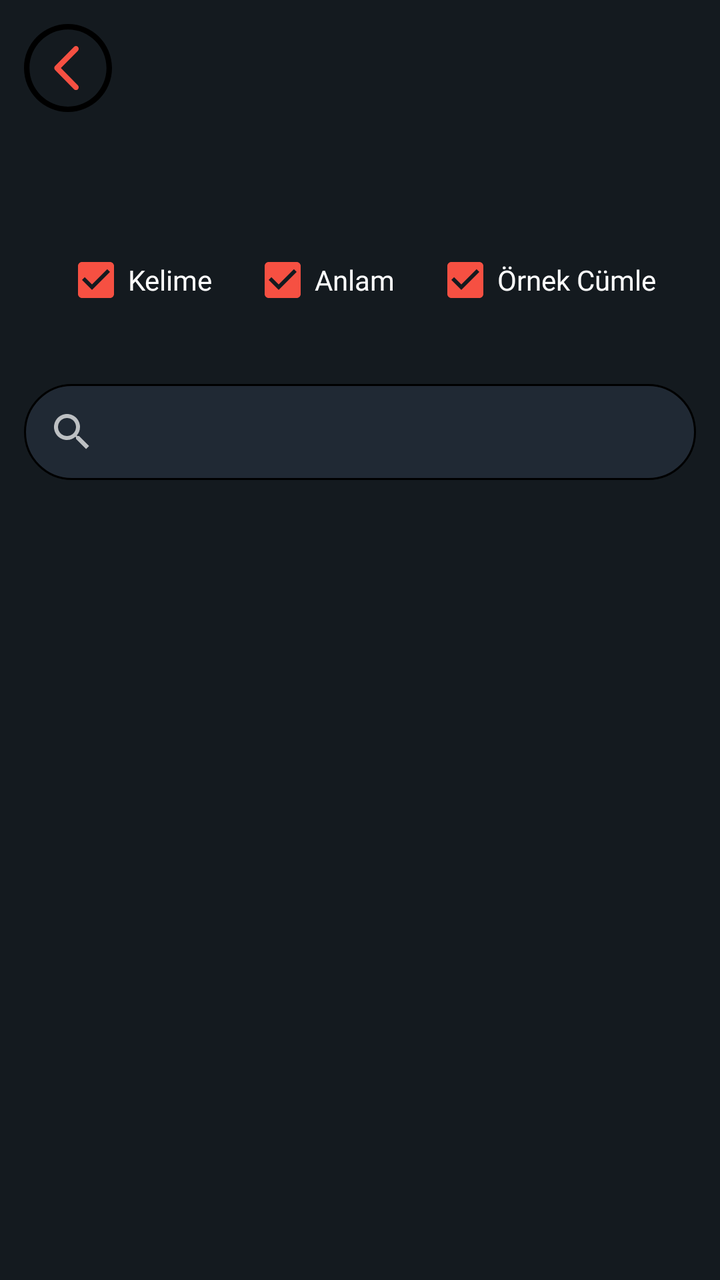
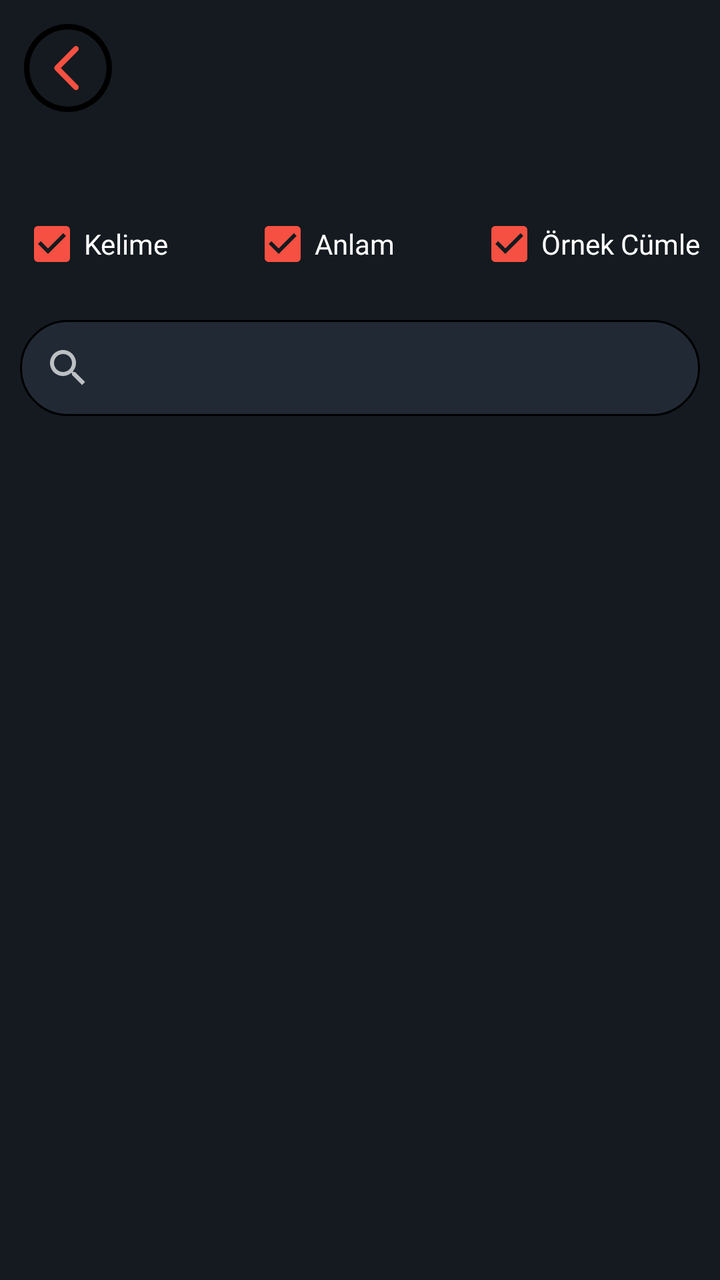

Two renders of the same Android screen: before a commit and after it. Below are the layout's source before the change and the commit's diff.
<!-- AndroidManifest.xml: application theme Theme.YabanciDilKelimeHaznesi6 -->
<!-- res/layout/fragment_word_list.xml -->
<?xml version="1.0" encoding="utf-8"?>
<FrameLayout xmlns:android="http://schemas.android.com/apk/res/android"
             xmlns:tools="http://schemas.android.com/tools"
             android:layout_width="match_parent"
             android:layout_height="match_parent"
             tools:context=".activity.FragmentWordList">

    <androidx.constraintlayout.widget.ConstraintLayout
        xmlns:app="http://schemas.android.com/apk/res-auto"
        android:layout_width="match_parent"
        android:layout_height="match_parent"
        android:background="@color/theme_primary_color"
        android:orientation="vertical">


        <CheckBox
            android:id="@+id/wordExampleCheckBox"
            android:layout_width="wrap_content"
            android:layout_height="wrap_content"
            android:layout_marginTop="30dp"
            android:layout_marginEnd="32dp"
            android:buttonTint="@color/theme_orange_color"
            android:checked="true"
            android:fontFamily="@font/sarala_bold"
            android:text="@string/checkbox_ornek"
            android:textColor="@color/white"
            app:layout_constraintBottom_toTopOf="@+id/searchViewLayout"
            app:layout_constraintEnd_toEndOf="parent"
            app:layout_constraintTop_toBottomOf="@+id/kelimeAraBackButton" />

        <CheckBox
            android:id="@+id/wordMeaningCheckBox"
            android:layout_width="wrap_content"
            android:layout_height="wrap_content"
            android:layout_marginStart="16dp"
            android:layout_marginEnd="16dp"
            android:checked="true"
            android:fontFamily="@font/sarala_bold"
            android:text="@string/checkbox_anlam"
            android:textColor="@color/white"
            android:buttonTint="@color/theme_orange_color"
            app:layout_constraintBottom_toBottomOf="@+id/wordExampleCheckBox"
            app:layout_constraintEnd_toStartOf="@+id/wordExampleCheckBox"
            app:layout_constraintHorizontal_bias="0.468"
            app:layout_constraintStart_toEndOf="@+id/wordItCheckBox" />

        <CheckBox
            android:id="@+id/wordItCheckBox"
            android:layout_width="wrap_content"
            android:layout_height="wrap_content"
            android:layout_marginStart="32dp"
            android:checked="true"
            android:fontFamily="@font/sarala_bold"
            android:text="@string/checkbox_kelime"
            android:textColor="@color/white"
            android:buttonTint="@color/theme_orange_color"
            app:layout_constraintBottom_toBottomOf="@+id/wordMeaningCheckBox"
            app:layout_constraintStart_toStartOf="parent" />

        <ImageButton
            android:id="@+id/kelimeAraBackButton"
            android:layout_width="48dp"
            android:layout_height="48dp"
            android:background="@null"
            android:src="@drawable/ic_button_back"
            android:layout_marginStart="@dimen/back_button_frame_margin_top_and_start"
            android:layout_marginTop="@dimen/back_button_frame_margin_top_and_start"
            app:layout_constraintStart_toStartOf="parent"
            app:layout_constraintTop_toTopOf="parent"
            tools:ignore="ContentDescription,SpeakableTextPresentCheck"
        />


        <androidx.appcompat.widget.LinearLayoutCompat
            android:id="@+id/searchViewLayout"
            android:layout_width="match_parent"
            android:layout_height="wrap_content"
            android:layout_marginStart="12dp"
            android:layout_marginEnd="12dp"
            android:layout_marginBottom="10dp"
            android:background="@drawable/roundedcorner"
            app:layout_constraintBottom_toTopOf="@+id/nestedScrollView"
            app:layout_constraintEnd_toEndOf="parent"
            app:layout_constraintStart_toStartOf="parent">

            <androidx.appcompat.widget.SearchView
                android:id="@+id/searchViewKelime"
                android:layout_width="match_parent"
                android:layout_height="wrap_content"
                android:iconifiedByDefault="false"
                app:layout_constraintBottom_toTopOf="@+id/list_view"
                app:layout_constraintEnd_toEndOf="parent"
                app:layout_constraintStart_toStartOf="parent">

            </androidx.appcompat.widget.SearchView>
        </androidx.appcompat.widget.LinearLayoutCompat>

        <androidx.core.widget.NestedScrollView
            android:id="@+id/nestedScrollView"
            android:layout_width="match_parent"
            android:layout_height="match_parent"
            android:layout_marginTop="250dp"
            android:background="@null"
            android:backgroundTint="@null"
            app:layout_constraintEnd_toEndOf="parent"
            app:layout_constraintStart_toStartOf="parent"
            app:layout_constraintTop_toTopOf="parent">

            <LinearLayout
                android:layout_width="match_parent"
                android:layout_height="match_parent"
                android:orientation="vertical">

                <androidx.recyclerview.widget.RecyclerView
                    android:id="@+id/wordListRcv"
                    android:layout_width="match_parent"
                    android:layout_height="match_parent"

                />
            </LinearLayout>
        </androidx.core.widget.NestedScrollView>
    </androidx.constraintlayout.widget.ConstraintLayout>



</FrameLayout>
<!-- resources referenced by this layout -->
<resources>
  <color name="theme_orange_color">#F65042</color>
  <color name="theme_primary_color">#141A1F</color>
  <color name="white">#FFFFFFFF</color>
  <dimen name="back_button_frame_margin_top_and_start">10dp</dimen>
  <!-- drawable ic_button_back (drawable) -->
  <vector android:height="44dp" android:viewportHeight="384.97"
      android:viewportWidth="384.97" android:width="44dp" xmlns:android="http://schemas.android.com/apk/res/android">
      <path android:fillColor="#FF000000" android:pathData="M192.485,0C86.185,0 0,86.185 0,192.485C0,298.797 86.173,384.97 192.485,384.97S384.97,298.797 384.97,192.485C384.97,86.185 298.797,0 192.485,0zM192.485,361.282c-92.874,0 -168.424,-75.923 -168.424,-168.797S99.611,24.061 192.485,24.061s168.424,75.55 168.424,168.424S285.359,361.282 192.485,361.282z"/>
      <path android:fillColor="@color/theme_orange_color" android:pathData="M235.878,99.876c-4.704,-4.74 -12.319,-4.74 -17.011,0l-83.009,84.2c-4.572,4.62 -4.584,12.56 0,17.191l82.997,84.2c4.704,4.74 12.319,4.74 17.011,0c4.704,-4.752 4.704,-12.439 0,-17.191l-74.528,-75.61l74.54,-75.61C240.57,112.315 240.57,104.628 235.878,99.876z"/>
  </vector>
  <!-- drawable roundedcorner (drawable) -->
  <?xml version="1.0" encoding="utf-8"?>
  <shape xmlns:android="http://schemas.android.com/apk/res/android">
      <solid android:color="@color/theme_secondary_color" />
      <corners android:radius="30dp"/>
      <stroke android:color="@color/black"
      android:width="1dp"></stroke>
  </shape>
  <string name="checkbox_anlam">Anlam</string>
  <string name="checkbox_kelime">Kelime</string>
  <string name="checkbox_ornek">Örnek Cümle</string>
  <style name="Theme.YabanciDilKelimeHaznesi6" parent="Theme.MaterialComponents.NoActionBar">
          <item name="android:windowFullscreen">true</item>
          
          <item name="colorPrimary">@color/theme_primary_color</item>
          <item name="colorPrimaryVariant">@color/theme_primary_color</item>
          <item name="colorOnPrimary">@color/theme_primary_color</item>
          
          <item name="colorSecondary">@color/teal_200</item>
          <item name="colorSecondaryVariant">@color/teal_700</item>
          <item name="colorOnSecondary">@color/black</item>
          
          <item name="android:statusBarColor" tools:targetApi="l">?attr/colorPrimaryVariant</item>
          
  
      </style>
  <color name="theme_secondary_color">#202934</color>
  <color name="black">#FF000000</color>
  <color name="teal_200">#FF03DAC5</color>
  <color name="teal_700">#FF018786</color>
</resources>

<!-- the commit's change to res/layout/fragment_word_list.xml (unified diff, before → after) -->
@@ -3,112 +3,107 @@
              xmlns:tools="http://schemas.android.com/tools"
              android:layout_width="match_parent"
              android:layout_height="match_parent"
+             android:background="@color/theme_primary_color"
              tools:context=".activity.FragmentWordList">
 
-    <androidx.constraintlayout.widget.ConstraintLayout
+    <LinearLayout
         xmlns:app="http://schemas.android.com/apk/res-auto"
         android:layout_width="match_parent"
         android:layout_height="match_parent"
-        android:background="@color/theme_primary_color"
+        android:paddingHorizontal="10dp"
         android:orientation="vertical">
-
-
-        <CheckBox
-            android:id="@+id/wordExampleCheckBox"
-            android:layout_width="wrap_content"
-            android:layout_height="wrap_content"
-            android:layout_marginTop="30dp"
-            android:layout_marginEnd="32dp"
-            android:buttonTint="@color/theme_orange_color"
-            android:checked="true"
-            android:fontFamily="@font/sarala_bold"
-            android:text="@string/checkbox_ornek"
-            android:textColor="@color/white"
-            app:layout_constraintBottom_toTopOf="@+id/searchViewLayout"
-            app:layout_constraintEnd_toEndOf="parent"
-            app:layout_constraintTop_toBottomOf="@+id/kelimeAraBackButton" />
-
-        <CheckBox
-            android:id="@+id/wordMeaningCheckBox"
-            android:layout_width="wrap_content"
-            android:layout_height="wrap_content"
-            android:layout_marginStart="16dp"
-            android:layout_marginEnd="16dp"
-            android:checked="true"
-            android:fontFamily="@font/sarala_bold"
-            android:text="@string/checkbox_anlam"
-            android:textColor="@color/white"
-            android:buttonTint="@color/theme_orange_color"
-            app:layout_constraintBottom_toBottomOf="@+id/wordExampleCheckBox"
-            app:layout_constraintEnd_toStartOf="@+id/wordExampleCheckBox"
-            app:layout_constraintHorizontal_bias="0.468"
-            app:layout_constraintStart_toEndOf="@+id/wordItCheckBox" />
-
-        <CheckBox
-            android:id="@+id/wordItCheckBox"
-            android:layout_width="wrap_content"
-            android:layout_height="wrap_content"
-            android:layout_marginStart="32dp"
-            android:checked="true"
-            android:fontFamily="@font/sarala_bold"
-            android:text="@string/checkbox_kelime"
-            android:textColor="@color/white"
-            android:buttonTint="@color/theme_orange_color"
-            app:layout_constraintBottom_toBottomOf="@+id/wordMeaningCheckBox"
-            app:layout_constraintStart_toStartOf="parent" />
-
         <ImageButton
-            android:id="@+id/kelimeAraBackButton"
+            android:id="@+id/backButton"
             android:layout_width="48dp"
             android:layout_height="48dp"
             android:background="@null"
             android:src="@drawable/ic_button_back"
-            android:layout_marginStart="@dimen/back_button_frame_margin_top_and_start"
             android:layout_marginTop="@dimen/back_button_frame_margin_top_and_start"
             app:layout_constraintStart_toStartOf="parent"
             app:layout_constraintTop_toTopOf="parent"
             tools:ignore="ContentDescription,SpeakableTextPresentCheck"
         />
+        <LinearLayout
+            android:id="@+id/checkboxFilterLayout"
+            android:layout_width="match_parent"
+            android:layout_height="wrap_content"
+            android:layout_marginTop="40dp"
+            android:gravity="center"
+        android:orientation="horizontal">
 
 
-        <androidx.appcompat.widget.LinearLayoutCompat
-            android:id="@+id/searchViewLayout"
-            android:layout_width="match_parent"
-            android:layout_height="wrap_content"
-            android:layout_marginStart="12dp"
-            android:layout_marginEnd="12dp"
-            android:layout_marginBottom="10dp"
-            android:background="@drawable/roundedcorner"
-            app:layout_constraintBottom_toTopOf="@+id/nestedScrollView"
-            app:layout_constraintEnd_toEndOf="parent"
-            app:layout_constraintStart_toStartOf="parent">
+            <CheckBox
+                android:id="@+id/wordItCheckBox"
+                android:layout_width="wrap_content"
+                android:layout_height="wrap_content"
+                android:checked="true"
+                android:fontFamily="@font/sarala_bold"
+                android:text="@string/checkbox_kelime"
+                android:textColor="@color/white"
+                android:buttonTint="@color/theme_orange_color"
+            />
+            <View android:layout_width="0dp" android:layout_height="1dp"
+                  android:layout_weight="1"/>
+            <CheckBox
+                android:id="@+id/wordMeaningCheckBox"
+                android:layout_width="wrap_content"
+                android:layout_height="wrap_content"
+                android:checked="true"
+                android:fontFamily="@font/sarala_bold"
+                android:text="@string/checkbox_anlam"
+                android:textColor="@color/white"
+                android:buttonTint="@color/theme_orange_color"
+            />
+            <View android:layout_width="0dp" android:layout_height="1dp"
+                  android:layout_weight="1"/>
+
+            <CheckBox
+                android:id="@+id/wordExampleCheckBox"
+                android:layout_width="wrap_content"
+                android:layout_height="wrap_content"
+                android:buttonTint="@color/theme_orange_color"
+                android:checked="true"
+                android:fontFamily="@font/sarala_bold"
+                android:text="@string/checkbox_ornek"
+                android:textColor="@color/white"
+            />
+
+        </LinearLayout>
+
+
+
+
+
+
+
 
             <androidx.appcompat.widget.SearchView
-                android:id="@+id/searchViewKelime"
+                android:id="@+id/searchView"
                 android:layout_width="match_parent"
                 android:layout_height="wrap_content"
-                android:iconifiedByDefault="false"
-                app:layout_constraintBottom_toTopOf="@+id/list_view"
-                app:layout_constraintEnd_toEndOf="parent"
-                app:layout_constraintStart_toStartOf="parent">
+                android:layout_marginTop="14dp"
+                android:background="@drawable/roundedcorner"
+                app:queryBackground="@null"
+                android:iconifiedByDefault="false">
 
             </androidx.appcompat.widget.SearchView>
-        </androidx.appcompat.widget.LinearLayoutCompat>
 
+        <include
+            android:id="@+id/noWordLayout"
+            android:visibility="gone"
+            android:layout_height="wrap_content"
+            android:layout_width="match_parent"
+            android:layout_marginTop="100dp"
+            layout="@layout/no_word_layout"/>
         <androidx.core.widget.NestedScrollView
             android:id="@+id/nestedScrollView"
             android:layout_width="match_parent"
-            android:layout_height="match_parent"
-            android:layout_marginTop="250dp"
-            android:background="@null"
-            android:backgroundTint="@null"
-            app:layout_constraintEnd_toEndOf="parent"
-            app:layout_constraintStart_toStartOf="parent"
-            app:layout_constraintTop_toTopOf="parent">
+            android:layout_height="match_parent">
 
             <LinearLayout
                 android:layout_width="match_parent"
-                android:layout_height="match_parent"
+                android:layout_height="wrap_content"
+                android:visibility="visible"
                 android:orientation="vertical">
 
                 <androidx.recyclerview.widget.RecyclerView
@@ -119,8 +114,34 @@
                 />
             </LinearLayout>
         </androidx.core.widget.NestedScrollView>
-    </androidx.constraintlayout.widget.ConstraintLayout>
+    </LinearLayout>
 
 
 
 </FrameLayout>
+<!-- res/layout/no_word_layout.xml (included above) -->
+<?xml version="1.0" encoding="utf-8"?>
+<LinearLayout xmlns:android="http://schemas.android.com/apk/res/android"
+              android:layout_width="match_parent"
+              android:layout_height="match_parent" xmlns:app="http://schemas.android.com/apk/res-auto"
+              android:backgroundTint="@android:color/transparent"
+              android:gravity="center">
+
+    <LinearLayout
+        android:layout_width="wrap_content"
+        android:layout_height="wrap_content"
+        android:gravity="center"
+        android:layout_gravity="center"
+        android:background="@drawable/rounded_corner_high"
+        android:paddingHorizontal="26dp"
+        android:paddingVertical="16dp"
+        app:cardElevation="0dp">
+        <TextView
+            android:layout_width="match_parent" android:layout_height="match_parent"
+            android:text="@string/no_word_found_message"
+            android:textAppearance="@style/main_high_medium"
+            android:fontFamily="@font/work_sans_semibold"
+        />
+    </LinearLayout>
+
+</LinearLayout>
<!-- resource entries referenced after the edit -->
@@ -10,6 +10,14 @@
       <path android:fillColor="#FF000000" android:pathData="M192.485,0C86.185,0 0,86.185 0,192.485C0,298.797 86.173,384.97 192.485,384.97S384.97,298.797 384.97,192.485C384.97,86.185 298.797,0 192.485,0zM192.485,361.282c-92.874,0 -168.424,-75.923 -168.424,-168.797S99.611,24.061 192.485,24.061s168.424,75.55 168.424,168.424S285.359,361.282 192.485,361.282z"/>
       <path android:fillColor="@color/theme_orange_color" android:pathData="M235.878,99.876c-4.704,-4.74 -12.319,-4.74 -17.011,0l-83.009,84.2c-4.572,4.62 -4.584,12.56 0,17.191l82.997,84.2c4.704,4.74 12.319,4.74 17.011,0c4.704,-4.752 4.704,-12.439 0,-17.191l-74.528,-75.61l74.54,-75.61C240.57,112.315 240.57,104.628 235.878,99.876z"/>
   </vector>
+  <!-- drawable rounded_corner_high (drawable) -->
+  <?xml version="1.0" encoding="utf-8"?>
+  <shape xmlns:android="http://schemas.android.com/apk/res/android">
+      <solid android:color="@android:color/transparent" />
+      <corners android:radius="30dp"/>
+      <stroke android:color="@color/theme_orange_color"
+      android:width="1dp"/>
+  </shape>
   <!-- drawable roundedcorner (drawable) -->
   <?xml version="1.0" encoding="utf-8"?>
   <shape xmlns:android="http://schemas.android.com/apk/res/android">
@@ -21,6 +29,12 @@
   <string name="checkbox_anlam">Anlam</string>
   <string name="checkbox_kelime">Kelime</string>
   <string name="checkbox_ornek">Örnek Cümle</string>
+  <string name="no_word_found_message">Hiç kelimeniz yok</string>
+  <style name="main_high_medium">
+          <item name="android:textSize">20sp</item>
+          <item name="android:textColor">@color/theme_orange_color</item>
+  
+      </style>
   <style name="Theme.YabanciDilKelimeHaznesi6" parent="Theme.MaterialComponents.NoActionBar">
           <item name="android:windowFullscreen">true</item>
           
